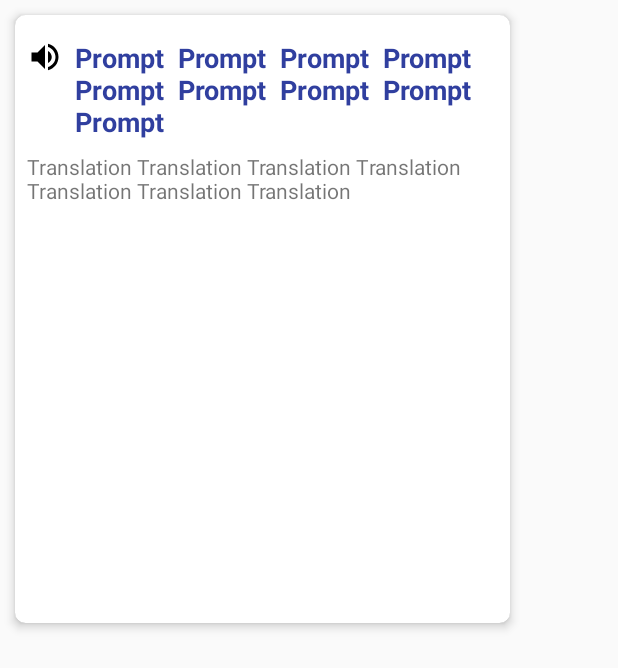
After one commit to mpontus/Dictio, an Android app: the layout lesson_card_view.xml on its own in the app's theme, with its tools: preview values and no code run, on a phone screen of 412 x 824 dp. The commit adds this screen. Shown: the top 668 px of the screen. Run offline under Robolectric (Android 15) with nearby library versions, the phone set to English and light mode, and no system bars.

Commit message:
Style LessonActivity

```diff
--- a/app/src/main/java/com/mpontus/dictio/di/ApplicationComponent.java
+++ b/app/src/main/java/com/mpontus/dictio/di/ApplicationComponent.java
@@ -11,6 +11,7 @@ import dagger.android.support.AndroidSupportInjectionModule;
 
 @Component(modules = {
         ActivityBindingModule.class,
+        ApplicationModule.class,
         AndroidSupportInjectionModule.class
 })
 public interface ApplicationComponent extends AndroidInjector<DictioApplication> {
--- /dev/null
+++ b/app/src/main/res/drawable/ic_volume_up_black_24dp.xml
@@ -0,0 +1,9 @@
+<vector xmlns:android="http://schemas.android.com/apk/res/android"
+        android:width="24dp"
+        android:height="24dp"
+        android:viewportWidth="24.0"
+        android:viewportHeight="24.0">
+    <path
+        android:fillColor="#FF000000"
+        android:pathData="M3,9v6h4l5,5L12,4L7,9L3,9zM16.5,12c0,-1.77 -1.02,-3.29 -2.5,-4.03v8.05c1.48,-0.73 2.5,-2.25 2.5,-4.02zM14,3.23v2.06c2.89,0.86 5,3.54 5,6.71s-2.11,5.85 -5,6.71v2.06c4.01,-0.91 7,-4.49 7,-8.77s-2.99,-7.86 -7,-8.77z"/>
+</vector>
--- /dev/null
+++ b/app/src/main/res/layout/lesson_card_view.xml
@@ -0,0 +1,62 @@
+<?xml version="1.0" encoding="utf-8"?>
+<FrameLayout xmlns:android="http://schemas.android.com/apk/res/android"
+    xmlns:app="http://schemas.android.com/apk/res-auto"
+    xmlns:tools="http://schemas.android.com/tools"
+    android:layout_width="350dp"
+    android:layout_height="425dp"
+    android:layout_marginBottom="50dp"
+    android:orientation="vertical">
+
+    <android.support.v7.widget.CardView
+        android:layout_width="match_parent"
+        android:layout_height="match_parent"
+        android:layout_margin="10dp"
+        android:background="@android:color/white"
+        android:orientation="vertical"
+        app:cardCornerRadius="7dp"
+        app:cardElevation="4dp">
+
+        <android.support.constraint.ConstraintLayout
+            android:layout_width="match_parent"
+            android:layout_height="match_parent">
+
+            <ImageView
+                android:id="@+id/imageView"
+                android:layout_width="24dp"
+                android:layout_height="24dp"
+                android:layout_marginStart="8dp"
+                android:layout_marginTop="16dp"
+                android:background="@drawable/ic_volume_up_black_24dp"
+                app:layout_constraintStart_toStartOf="parent"
+                app:layout_constraintTop_toTopOf="parent" />
+
+            <TextView
+                android:id="@+id/prompt"
+                android:layout_width="0dp"
+                android:layout_height="wrap_content"
+                android:layout_marginEnd="8dp"
+                android:layout_marginStart="8dp"
+                android:layout_marginTop="16dp"
+                android:textColor="@color/colorPrimaryDark"
+                android:textSize="18dp"
+                android:textStyle="bold"
+                app:layout_constraintEnd_toEndOf="parent"
+                app:layout_constraintStart_toEndOf="@+id/imageView"
+                app:layout_constraintTop_toTopOf="parent"
+                tools:text="Prompt  Prompt  Prompt  Prompt  Prompt  Prompt  Prompt  Prompt  Prompt " />
+
+            <TextView
+                android:id="@+id/translation"
+                android:layout_width="0dp"
+                android:layout_height="wrap_content"
+                android:layout_marginEnd="8dp"
+                android:layout_marginStart="8dp"
+                android:layout_marginTop="8dp"
+                app:layout_constraintEnd_toEndOf="parent"
+                app:layout_constraintStart_toStartOf="parent"
+                app:layout_constraintTop_toBottomOf="@+id/prompt"
+                tools:text="Translation Translation Translation Translation Translation Translation Translation " />
+
+        </android.support.constraint.ConstraintLayout>
+    </android.support.v7.widget.CardView>
+</FrameLayout>
```
Also changed, not shown: app/build.gradle (+8 -0 lines), app/src/main/java/com/mpontus/dictio/data/PromptsRepository.java (added, +34 -0 lines), app/src/main/java/com/mpontus/dictio/data/model/Prompt.java (added, +60 -0 lines), app/src/main/java/com/mpontus/dictio/data/model/PromptType.java (added, +16 -0 lines), app/src/main/java/com/mpontus/dictio/data/model/ResourceFile.java (added, +17 -0 lines), app/src/main/java/com/mpontus/dictio/di/ApplicationModule.java (added, +13 -0 lines), app/src/main/java/com/mpontus/dictio/ui/lesson/LessonActivity.java (+31 -1 lines), app/src/main/java/com/mpontus/dictio/ui/lesson/LessonActivityModule.java (+9 -0 lines), app/src/main/java/com/mpontus/dictio/ui/lesson/LessonCard.java (added, +52 -0 lines), app/src/main/res/layout/activity_lesson.xml (+9 -6 lines), app/src/main/res/raw/prompts.json (added, +77 -0 lines).
